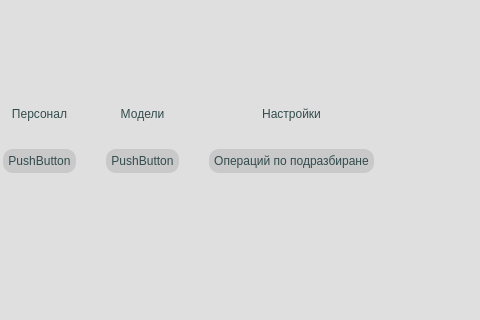
The window that app/ui/widgets/MainWindow.ui (DevilPhp/WorkSalary.v01) describes before a commit, drawn with Qt 5; both pictures show x 501 to 981 and y 282 to 602 of the 1241 by 948 pixel window.
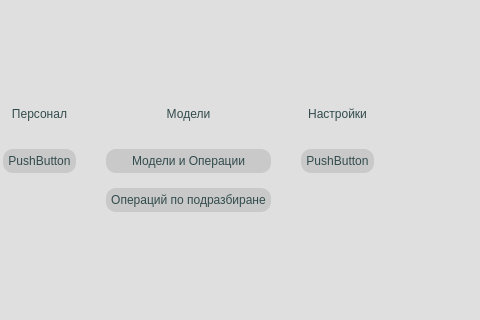
The same window after the commit. The open tabs and pages were chosen to show the change. Icons and pictures are not drawn.

```diff
--- a/app/ui/widgets/MainWindow.ui
+++ b/app/ui/widgets/MainWindow.ui
@@ -607,20 +607,6 @@
                   </property>
                  </widget>
                 </item>
-                <item row="1" column="2">
-                 <widget class="QPushButton" name="pushButton_3">
-                  <property name="text">
-                   <string>PushButton</string>
-                  </property>
-                 </widget>
-                </item>
-                <item row="1" column="3">
-                 <widget class="QPushButton" name="setDefaultOperBtn">
-                  <property name="text">
-                   <string>Операций по подразбиране</string>
-                  </property>
-                 </widget>
-                </item>
                 <item row="2" column="0">
                  <widget class="QPushButton" name="pushButton_5">
                   <property name="text">
@@ -658,6 +644,33 @@
                   </property>
                  </widget>
                 </item>
+                <item row="1" column="3">
+                 <widget class="QPushButton" name="pushButton_3">
+                  <property name="text">
+                   <string>PushButton</string>
+                  </property>
+                 </widget>
+                </item>
+                <item row="2" column="2">
+                 <widget class="QPushButton" name="setDefaultOperBtn">
+                  <property name="focusPolicy">
+                   <enum>Qt::NoFocus</enum>
+                  </property>
+                  <property name="text">
+                   <string>Операций по подразбиране</string>
+                  </property>
+                 </widget>
+                </item>
+                <item row="1" column="2">
+                 <widget class="QPushButton" name="setModelsOperBtn">
+                  <property name="focusPolicy">
+                   <enum>Qt::NoFocus</enum>
+                  </property>
+                  <property name="text">
+                   <string>Модели и Операции</string>
+                  </property>
+                 </widget>
+                </item>
                </layout>
               </item>
              </layout>
```
Left out of the diff: 3 changed lines with no effect on the pictures.
